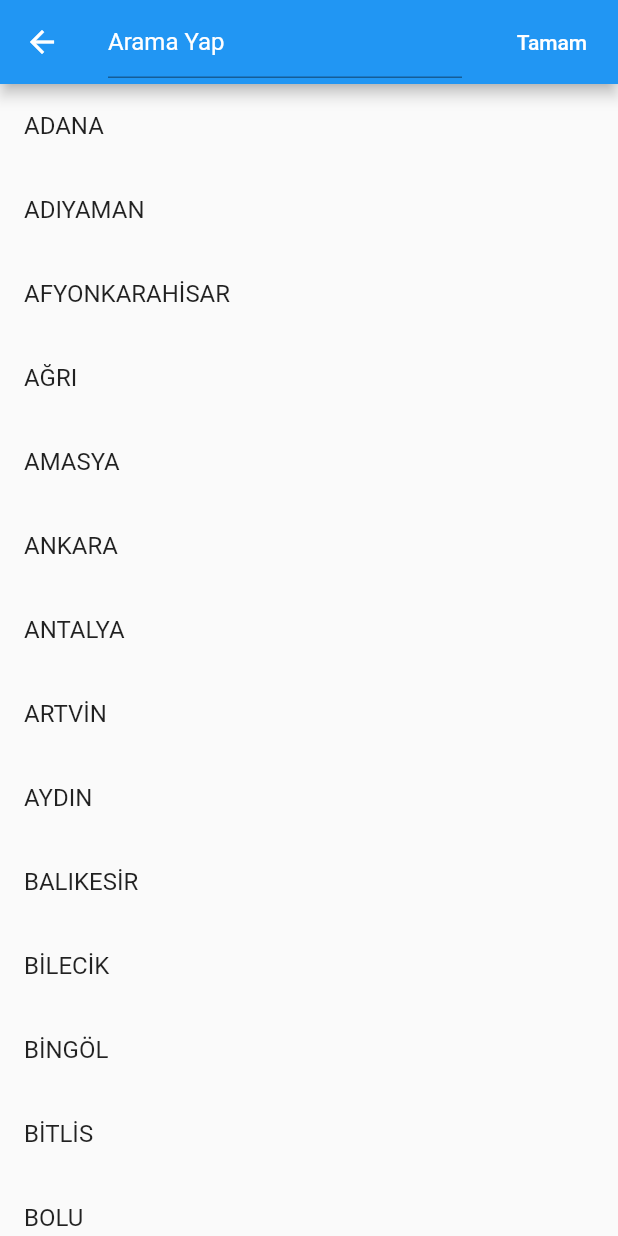
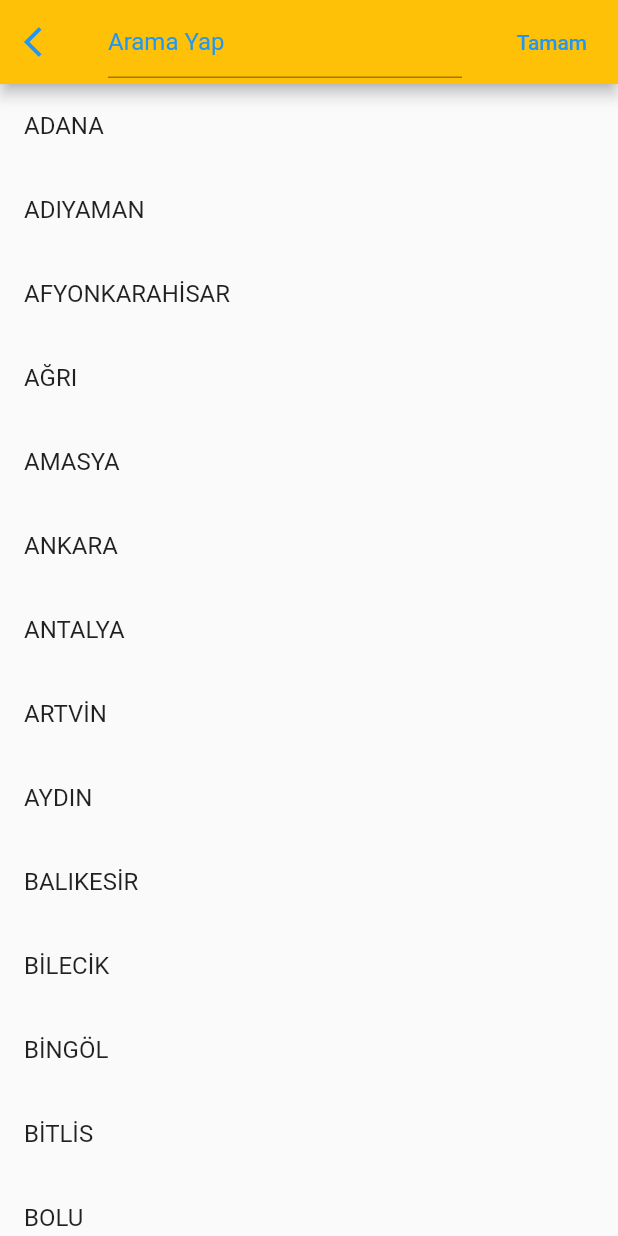
Before and after one commit to malibayram/turkiye_il_ilce_mahalle, a Flutter app: the screen it shows after launch, after a tap on "İl Seçimi Yapın", on a phone screen of 412 x 824 dp. Run offline on Flutter 3.47's test engine with Material 2 defaults, Android fonts, the phone set to English and light mode, and no system bars.

```diff
--- a/lib/pages/aramasayfasi.dart
+++ b/lib/pages/aramasayfasi.dart
@@ -20,6 +20,8 @@ class _AdresAramaSyfState extends State<AdresAramaSyf> {
   String aranan = "il";
   String kod = "";
   Function secim;
+  Color barRengi;
+  Color yaziRengi;
 
   @override
   void didChangeDependencies() {
@@ -29,6 +31,9 @@ class _AdresAramaSyfState extends State<AdresAramaSyf> {
     aranan = args['liste'];
     kod = args["kod"];
     secim = args['fonksiyon'];
+
+    barRengi = args['bar_rengi'] ?? Colors.blue;
+    yaziRengi = args['yazi_rengi'] ?? Colors.white;
 
     print(kod);
   }
@@ -67,14 +72,23 @@ class _AdresAramaSyfState extends State<AdresAramaSyf> {
   Widget build(BuildContext context) {
     return Scaffold(
       appBar: AppBar(
-        backgroundColor: Colors.blue,
+        backgroundColor: barRengi,
+        leading: IconButton(
+          icon: Icon(
+            Icons.arrow_back_ios,
+            color: yaziRengi,
+          ),
+          onPressed: () {
+            Navigator.pop(context);
+          },
+        ),
         title: TextField(
           onChanged: filtrele,
           decoration: InputDecoration(
             hintText: "Arama Yap",
-            hintStyle: TextStyle(color: Colors.white),
+            hintStyle: TextStyle(color: yaziRengi),
           ),
-          style: TextStyle(color: Colors.white),
+          style: TextStyle(color: yaziRengi),
         ),
         actions: <Widget>[
           FlatButton(
@@ -83,7 +97,7 @@ class _AdresAramaSyfState extends State<AdresAramaSyf> {
             },
             child: Text(
               "Tamam",
-              style: TextStyle(color: Colors.white),
+              style: TextStyle(color: yaziRengi),
             ),
           ),
         ],
--- a/pubspec.yaml
+++ b/pubspec.yaml
@@ -1,6 +1,6 @@
 name: turkiye_il_ilce_mahalle
 description: Turkiye Il Ilce Koy Mahalle veritabanina bagli olarak adres secme flutter paketi
-version: 0.1.1
+version: 0.1.2
 author: Dershub Flutter Ekibi <hubders@gmail.com>
 homepage: https://github.com/malibayram91/turkiye_il_ilce_mahalle
 
```
Also changed, not shown: example/lib/main.dart (+19 -4 lines), lib/turkiye_il_ilce_mahalle.dart (+41 -14 lines), example/pubspec.lock, 3 other files.
